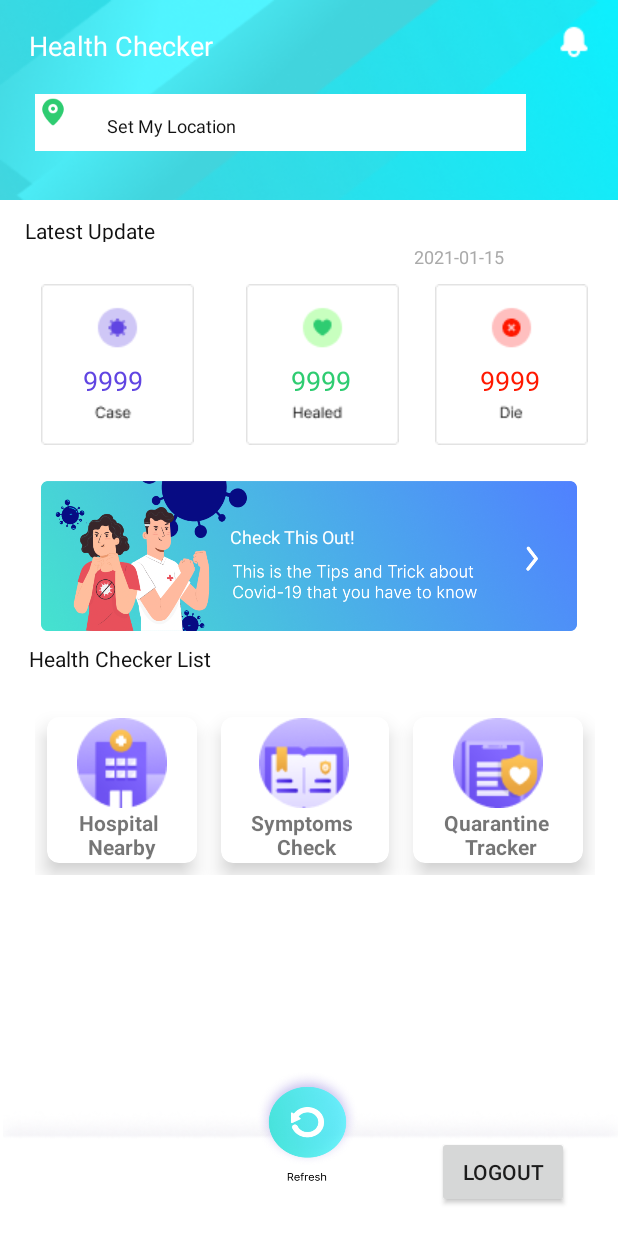
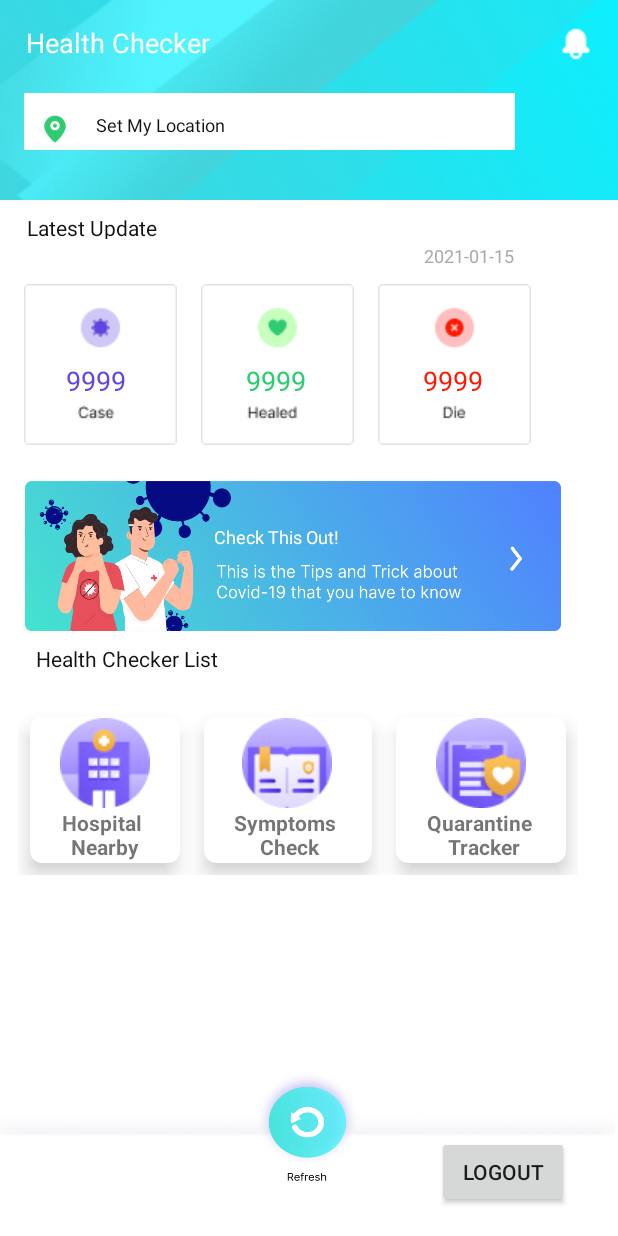
Before and after one commit to xenontopshot/Health-Checker, an Android app: the screen it shows after launch once a user with an empty profile is signed in (MainActivity), on a phone screen of 412 x 824 dp. Run offline under Robolectric (Android 15) with nearby library versions, the phone set to English and light mode, and no system bars; our stand-ins replace Firebase (no records; nobody signed in at launch, a user with empty details on screens opened directly).

Commit message:
check point 2, -youtube list

```diff
--- a/app/src/main/res/layout/activity_main.xml
+++ b/app/src/main/res/layout/activity_main.xml
@@ -13,14 +13,15 @@
         android:layout_height="15dp"
         android:layout_alignParentStart="true"
         android:layout_alignParentTop="true"
+        android:layout_marginEnd="16dp"
         android:gravity="center_vertical"
         android:textAppearance="@style/april_2020_"
         app:layout_constraintBottom_toBottomOf="parent"
         app:layout_constraintEnd_toEndOf="parent"
-        app:layout_constraintHorizontal_bias="0.925"
+        app:layout_constraintHorizontal_bias="1.0"
         app:layout_constraintStart_toStartOf="parent"
         app:layout_constraintTop_toBottomOf="@+id/background_"
-        app:layout_constraintVertical_bias="0.043" />
+        app:layout_constraintVertical_bias="0.042" />
 
     <TextView
         android:id="@+id/health_trac"
@@ -28,15 +29,16 @@
         android:layout_height="17dp"
         android:layout_alignParentStart="true"
         android:layout_alignParentTop="true"
+        android:layout_marginStart="24dp"
         android:gravity="center_vertical"
         android:text="Health Checker List"
         android:textAppearance="@style/health_trac"
         app:layout_constraintBottom_toBottomOf="@+id/bottom_navb"
         app:layout_constraintEnd_toEndOf="parent"
-        app:layout_constraintHorizontal_bias="0.068"
+        app:layout_constraintHorizontal_bias="0.0"
         app:layout_constraintStart_toStartOf="parent"
         app:layout_constraintTop_toBottomOf="@+id/video"
-        app:layout_constraintVertical_bias="0.022" />
+        app:layout_constraintVertical_bias="0.023" />
 
     <View
         android:id="@+id/video"
@@ -44,9 +46,12 @@
         android:layout_height="124dp"
         android:layout_alignParentLeft="true"
         android:layout_alignParentTop="true"
+        android:layout_marginStart="16dp"
+        android:layout_marginEnd="16dp"
         android:background="@drawable/gambar"
         app:layout_constraintBottom_toTopOf="@+id/bottom_navb"
         app:layout_constraintEnd_toEndOf="parent"
+        app:layout_constraintHorizontal_bias="0.037"
         app:layout_constraintStart_toStartOf="parent"
         app:layout_constraintTop_toBottomOf="@+id/Healed"
         app:layout_constraintVertical_bias="0.0" />
@@ -71,16 +76,17 @@
         android:layout_height="17dp"
         android:layout_alignParentLeft="true"
         android:layout_alignParentTop="true"
+        android:layout_marginStart="16dp"
         android:gravity="center_vertical"
         android:text="Latest Update"
         android:textColor="#121212"
         android:textSize="14sp"
         app:layout_constraintBottom_toBottomOf="parent"
         app:layout_constraintEnd_toEndOf="parent"
-        app:layout_constraintHorizontal_bias="0.054"
+        app:layout_constraintHorizontal_bias="0.006"
         app:layout_constraintStart_toStartOf="parent"
         app:layout_constraintTop_toBottomOf="@+id/background_"
-        app:layout_constraintVertical_bias="0.016" />
+        app:layout_constraintVertical_bias="0.013" />
 
     <Button
         android:id="@+id/button"
@@ -99,26 +105,28 @@
         android:id="@+id/imageView2"
         android:layout_width="327dp"
         android:layout_height="38dp"
+        android:layout_marginStart="16dp"
         android:background="#FFFFFF"
         android:textAppearance="@style/maps"
         app:layout_constraintBottom_toBottomOf="parent"
         app:layout_constraintEnd_toEndOf="parent"
-        app:layout_constraintHorizontal_bias="0.273"
+        app:layout_constraintHorizontal_bias="0.0"
         app:layout_constraintStart_toStartOf="parent"
         app:layout_constraintTop_toTopOf="parent"
-        app:layout_constraintVertical_bias="0.08"
+        app:layout_constraintVertical_bias="0.079"
         app:srcCompat="@drawable/kotak" />
 
     <ImageView
         android:id="@+id/imageView3"
         android:layout_width="wrap_content"
         android:layout_height="wrap_content"
+        android:layout_marginEnd="16dp"
         app:layout_constraintBottom_toBottomOf="@+id/bottom_navb"
         app:layout_constraintEnd_toEndOf="parent"
-        app:layout_constraintHorizontal_bias="0.956"
+        app:layout_constraintHorizontal_bias="1.0"
         app:layout_constraintStart_toStartOf="parent"
         app:layout_constraintTop_toTopOf="@+id/background_"
-        app:layout_constraintVertical_bias="0.02"
+        app:layout_constraintVertical_bias="0.022"
         app:srcCompat="@drawable/notif" />
 
     <View
@@ -130,19 +138,17 @@
         android:background="@drawable/bottom"
         app:layout_constraintBottom_toBottomOf="parent"
         app:layout_constraintEnd_toEndOf="parent"
-        app:layout_constraintHorizontal_bias="1.0"
+        app:layout_constraintHorizontal_bias="0.0"
         app:layout_constraintStart_toStartOf="parent"
         app:layout_constraintTop_toTopOf="parent"
-        app:layout_constraintVertical_bias="1.0" />
+        app:layout_constraintVertical_bias="0.998" />
 
     <ImageView
         android:id="@+id/kasus"
         android:layout_width="wrap_content"
         android:layout_height="wrap_content"
+        android:layout_marginStart="16dp"
         android:layout_marginTop="56dp"
-        android:layout_marginEnd="4dp"
-        app:layout_constraintEnd_toStartOf="@+id/Healed"
-        app:layout_constraintHorizontal_bias="0.473"
         app:layout_constraintStart_toStartOf="parent"
         app:layout_constraintTop_toBottomOf="@+id/background_"
         app:srcCompat="@drawable/kasus" />
@@ -151,9 +157,9 @@
         android:id="@+id/Healed"
         android:layout_width="wrap_content"
         android:layout_height="wrap_content"
+        android:layout_marginStart="16dp"
         android:layout_marginTop="56dp"
-        android:layout_marginEnd="24dp"
-        app:layout_constraintEnd_toStartOf="@+id/Dead"
+        app:layout_constraintStart_toEndOf="@+id/kasus"
         app:layout_constraintTop_toBottomOf="@+id/background_"
         app:srcCompat="@drawable/healed" />
 
@@ -161,9 +167,12 @@
         android:id="@+id/Dead"
         android:layout_width="wrap_content"
         android:layout_height="wrap_content"
+        android:layout_marginStart="16dp"
         android:layout_marginTop="56dp"
-        android:layout_marginEnd="20dp"
+        android:layout_marginEnd="16dp"
         app:layout_constraintEnd_toEndOf="parent"
+        app:layout_constraintHorizontal_bias="0.0"
+        app:layout_constraintStart_toEndOf="@+id/Healed"
         app:layout_constraintTop_toBottomOf="@+id/background_"
         app:srcCompat="@drawable/die" />
 
@@ -213,25 +222,28 @@
         android:id="@+id/health5"
         android:layout_width="wrap_content"
         android:layout_height="wrap_content"
+        android:layout_marginStart="16dp"
         android:gravity="center_vertical"
         android:text="Health Checker"
         android:textAppearance="@style/health"
         app:layout_constraintBottom_toBottomOf="@+id/background_"
         app:layout_constraintEnd_toEndOf="parent"
-        app:layout_constraintHorizontal_bias="0.066"
+        app:layout_constraintHorizontal_bias="0.006"
         app:layout_constraintStart_toStartOf="parent"
         app:layout_constraintTop_toTopOf="@+id/background_"
-        app:layout_constraintVertical_bias="0.163" />
+        app:layout_constraintVertical_bias="0.146" />
 
     <GridLayout
         android:id="@+id/gridLayout"
         android:layout_width="373dp"
         android:layout_height="113dp"
+        android:layout_marginStart="12dp"
+        android:layout_marginEnd="16dp"
         android:numColumns="3"
         android:rowCount="1"
         app:layout_constraintBottom_toBottomOf="parent"
         app:layout_constraintEnd_toEndOf="parent"
-        app:layout_constraintHorizontal_bias="0.6"
+        app:layout_constraintHorizontal_bias="0.0"
         app:layout_constraintStart_toStartOf="parent"
         app:layout_constraintTop_toBottomOf="@+id/video"
         app:layout_constraintVertical_bias="0.171">
@@ -372,12 +384,13 @@
         android:id="@+id/imageView4"
         android:layout_width="25dp"
         android:layout_height="21dp"
-        app:layout_constraintBottom_toBottomOf="@+id/background_"
-        app:layout_constraintEnd_toEndOf="@+id/background_"
-        app:layout_constraintHorizontal_bias="0.058"
-        app:layout_constraintStart_toStartOf="@+id/background_"
-        app:layout_constraintTop_toTopOf="@+id/background_"
-        app:layout_constraintVertical_bias="0.571"
+        android:layout_marginTop="13dp"
+        app:layout_constraintBottom_toBottomOf="@+id/imageView2"
+        app:layout_constraintEnd_toEndOf="@+id/imageView2"
+        app:layout_constraintHorizontal_bias="0.026"
+        app:layout_constraintStart_toStartOf="@+id/imageView2"
+        app:layout_constraintTop_toTopOf="@+id/imageView2"
+        app:layout_constraintVertical_bias="0.0"
         app:srcCompat="@drawable/maps" />
 
     <TextView
--- a/app/src/main/res/layout/activity_splashscreen.xml
+++ b/app/src/main/res/layout/activity_splashscreen.xml
@@ -4,7 +4,7 @@
     xmlns:tools="http://schemas.android.com/tools"
     android:layout_width="match_parent"
     android:layout_height="match_parent"
-    android:background="@android:color/white"
+    android:background="@drawable/cover"
     tools:context=".splashscreen">
 
     <ImageView
--- a/app/src/main/res/values/themes.xml
+++ b/app/src/main/res/values/themes.xml
@@ -2,8 +2,8 @@
     <!-- Base application theme. -->
     <style name="Theme.HealthChecker" parent="Theme.MaterialComponents.DayNight.DarkActionBar">
         <!-- Primary brand color. -->
-        <item name="colorPrimary">@color/quantum_cyanA200</item>
-        <item name="colorPrimaryVariant">@color/quantum_cyanA400</item>
+        <item name="colorPrimary">#08C9E3</item>
+        <item name="colorPrimaryVariant">#0AC0D1</item>
         <item name="colorOnPrimary">@color/white</item>
         <!-- Secondary brand color. -->
         <item name="colorSecondary">@color/teal_200</item>
```
Also changed, not shown: app/src/main/res/color/kotak.xml (added, +64 -0 lines), app/src/main/res/layout/activity_tracker.xml (+14 -27 lines), app/src/main/res/drawable-v24/cover.jpg (added).
